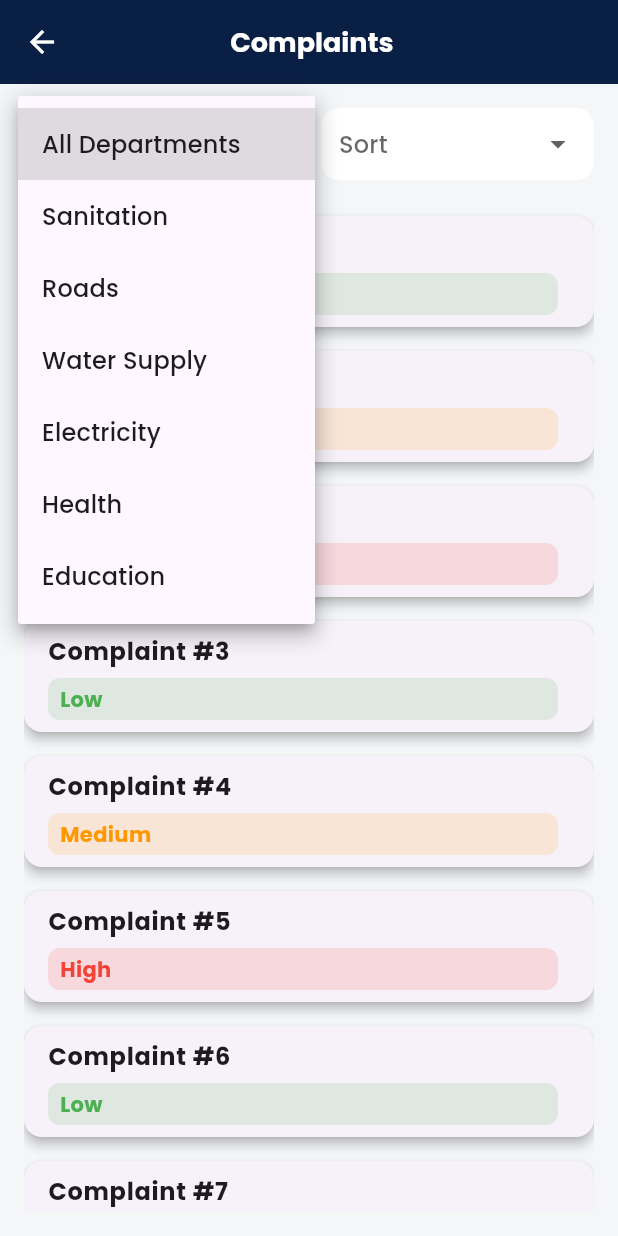
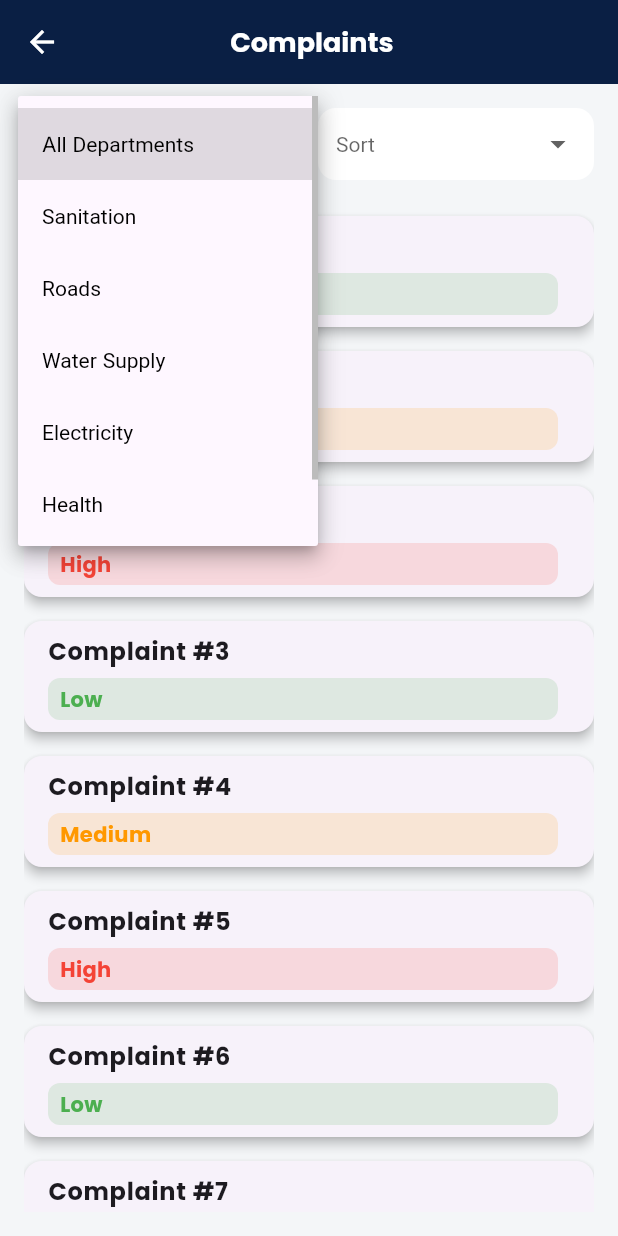
Before and after one commit to Duafama/CityCare-A-Mobile-Application, a Flutter app: the ComplaintListScreen screen opened directly with empty values, after a tap on "All Departments", on a phone screen of 412 x 824 dp. Run offline on Flutter 3.47's test engine with Material 3 defaults, Android fonts, the phone set to English and light mode, and no system bars; our stand-ins replace fl_chart, google_fonts, image_picker.

Commit message:
complaint list updated

```diff
--- a/lib/admin/screens/complaints/complaint_list.dart
+++ b/lib/admin/screens/complaints/complaint_list.dart
@@ -63,20 +63,18 @@ class _ComplaintListScreenState extends State<ComplaintListScreen> {
               .compareTo(_priorityValue(a['priority'])));
           break;
         case "name_a_z":
-          filteredComplaints.sort(
-              (a, b) => (a['title'] as String).compareTo(b['title'] as String));
+          filteredComplaints.sort((a, b) => a['title'].compareTo(b['title']));
           break;
         case "name_z_a":
-          filteredComplaints.sort(
-              (a, b) => (b['title'] as String).compareTo(a['title'] as String));
+          filteredComplaints.sort((a, b) => b['title'].compareTo(a['title']));
           break;
         case "date_new_old":
-          filteredComplaints.sort((a, b) =>
-              (b['date'] as DateTime).compareTo(a['date'] as DateTime));
+          filteredComplaints
+              .sort((a, b) => (b['date'] as DateTime).compareTo(a['date']));
           break;
         case "date_old_new":
-          filteredComplaints.sort((a, b) =>
-              (a['date'] as DateTime).compareTo(b['date'] as DateTime));
+          filteredComplaints
+              .sort((a, b) => (a['date'] as DateTime).compareTo(b['date']));
           break;
       }
     }
@@ -84,11 +82,9 @@ class _ComplaintListScreenState extends State<ComplaintListScreen> {
     return Scaffold(
       backgroundColor: lightGrey,
       appBar: AppBar(
-        title: Text(
-          "$status Complaints",
-          style:
-              const TextStyle(color: Colors.white, fontWeight: FontWeight.bold),
-        ),
+        title: Text("$status Complaints",
+            style: const TextStyle(
+                color: Colors.white, fontWeight: FontWeight.bold)),
         backgroundColor: primaryBlue,
         iconTheme: const IconThemeData(color: Colors.white),
       ),
@@ -96,14 +92,17 @@ class _ComplaintListScreenState extends State<ComplaintListScreen> {
         padding: const EdgeInsets.all(16),
         child: Column(
           children: [
+            /// FILTER + SORT
             Row(
               children: [
                 Expanded(child: _buildDepartmentFilter()),
-                const SizedBox(width: 16),
+                const SizedBox(width: 12),
                 Expanded(child: _buildSortDropdown()),
               ],
             ),
             const SizedBox(height: 16),
+
+            /// LIST
             Expanded(
               child: filteredComplaints.isEmpty
                   ? Center(
@@ -122,7 +121,58 @@ class _ComplaintListScreenState extends State<ComplaintListScreen> {
     );
   }
 
+  /// ---------------- FILTER DROPDOWN ----------------
   Widget _buildDepartmentFilter() {
+    return _styledDropdown(
+      value: selectedDept,
+      hint: "Filter",
+      items: [
+        const DropdownMenuItem<String>(
+          value: null,
+          child:
+              SizedBox(width: double.infinity, child: Text("All Departments")),
+        ),
+        ...departments.map(
+          (d) => DropdownMenuItem<String>(
+            value: d,
+            child: SizedBox(
+              width: double.infinity,
+              child: Text(d, softWrap: true),
+            ),
+          ),
+        ),
+      ],
+      onChanged: (val) => setState(() => selectedDept = val),
+    );
+  }
+
+  /// ---------------- SORT DROPDOWN ----------------
+  Widget _buildSortDropdown() {
+    return _styledDropdown(
+      value: sortOrder,
+      hint: "Sort",
+      items: sortOptions
+          .map(
+            (o) => DropdownMenuItem<String>(
+              value: o['value'],
+              child: SizedBox(
+                width: double.infinity,
+                child: Text(o['label']!, softWrap: true),
+              ),
+            ),
+          )
+          .toList(),
+      onChanged: (val) => setState(() => sortOrder = val),
+    );
+  }
+
+  /// ---------------- COMMON DROPDOWN STYLE ----------------
+  Widget _styledDropdown({
+    required String? value,
+    required String hint,
+    required List<DropdownMenuItem<String>> items,
+    required void Function(String?) onChanged,
+  }) {
     return DropdownButtonHideUnderline(
       child: Container(
         padding: const EdgeInsets.symmetric(horizontal: 12),
@@ -132,41 +182,18 @@ class _ComplaintListScreenState extends State<ComplaintListScreen> {
         ),
         child: DropdownButton<String>(
           isExpanded: true,
-          hint: const Text("Filter"),
-          value: selectedDept,
-          items: [
-            const DropdownMenuItem(value: null, child: Text("All Departments")),
-            ...departments
-                .map((d) => DropdownMenuItem(value: d, child: Text(d)))
-          ],
-          onChanged: (val) => setState(() => selectedDept = val),
+          value: value,
+          hint: Text(hint, overflow: TextOverflow.ellipsis),
+          menuMaxHeight: 300,
+          style: const TextStyle(color: Colors.black),
+          items: items,
+          onChanged: onChanged,
         ),
       ),
     );
   }
 
-  Widget _buildSortDropdown() {
-    return DropdownButtonHideUnderline(
-      child: Container(
-        padding: const EdgeInsets.symmetric(horizontal: 12),
-        decoration: BoxDecoration(
-          color: Colors.white,
-          borderRadius: BorderRadius.circular(12),
-        ),
-        child: DropdownButton<String>(
-          isExpanded: true,
-          hint: const Text("Sort"),
-          value: sortOrder,
-          items: sortOptions
-              .map((o) =>
-                  DropdownMenuItem(value: o['value'], child: Text(o['label']!)))
-              .toList(),
-          onChanged: (val) => setState(() => sortOrder = val),
-        ),
-      ),
-    );
-  }
-
+  /// ---------------- COMPLAINT CARD ----------------
   Widget _complaintCard(Map<String, dynamic> complaint) {
     final Color priorityColor = _priorityColor(complaint['priority']);
 
@@ -207,82 +234,49 @@ class _ComplaintListScreenState extends State<ComplaintListScreen> {
     );
   }
 
+  /// ---------------- ACTION BUTTON WITH DIALOG ----------------
   Widget _actionButton(
       String text, Color color, Map<String, dynamic> complaint) {
     return ElevatedButton(
-      onPressed: () => _confirmAction(
-          complaint, text == "Approve" ? "Approved" : "Rejected"),
+      onPressed: () => _showActionDialog(text, complaint),
       style: ElevatedButton.styleFrom(
         backgroundColor: color,
-        foregroundColor: Colors.white,
         padding: const EdgeInsets.symmetric(horizontal: 12),
       ),
       child: Text(text, style: const TextStyle(fontSize: 12)),
     );
   }
 
-  void _confirmAction(Map<String, dynamic> complaint, String action) {
+  void _showActionDialog(String action, Map<String, dynamic> complaint) {
     showDialog(
       context: context,
       builder: (_) => AlertDialog(
         shape: RoundedRectangleBorder(borderRadius: BorderRadius.circular(16)),
-        title: Row(
-          crossAxisAlignment: CrossAxisAlignment.start,
-          children: [
-            Icon(
-              action == "Approved" ? Icons.check_circle : Icons.cancel,
-              color: action == "Approved" ? Colors.green : Colors.red,
-            ),
-            const SizedBox(width: 10),
-            Flexible(
-              child: Text("Confirm $action",
-                  style: const TextStyle(
-                      fontWeight: FontWeight.bold, fontSize: 18)),
-            ),
-          ],
-        ),
-        content:
-            Text("Are you sure you want to mark this complaint as $action?"),
+        title: Text("$action Complaint",
+            style: const TextStyle(fontWeight: FontWeight.bold)),
+        content: Text("Are you sure you want to $action this complaint?"),
         actions: [
           TextButton(
-              onPressed: () => Navigator.pop(context),
-              child: const Text("Cancel")),
-          TextButton(
+            onPressed: () => Navigator.pop(context),
+            child: const Text("Cancel"),
+          ),
+          ElevatedButton(
+            style: ElevatedButton.styleFrom(
+              backgroundColor: action == "Approve" ? Colors.green : Colors.red,
+            ),
             onPressed: () {
               Navigator.pop(context);
-              _showActionResult(action);
+              ScaffoldMessenger.of(context).showSnackBar(
+                SnackBar(
+                  content: Text("Complaint $action successfully"),
+                  backgroundColor:
+                      action == "Approve" ? Colors.green : Colors.red,
+                  behavior: SnackBarBehavior.floating,
+                ),
+              );
             },
-            child: const Text("Yes"),
+            child: const Text("Confirm", style: TextStyle(color: Colors.white)),
           ),
-        ],
-      ),
-    );
-  }
-
-  void _showActionResult(String action) {
-    showDialog(
-      context: context,
-      builder: (_) => AlertDialog(
-        shape: RoundedRectangleBorder(borderRadius: BorderRadius.circular(16)),
-        title: Row(
-          crossAxisAlignment: CrossAxisAlignment.start,
-          children: [
-            Icon(
-              action == "Approved" ? Icons.check_circle : Icons.cancel,
-              color: action == "Approved" ? Colors.green : Colors.red,
-            ),
-            const SizedBox(width: 10),
-            Flexible(
-              child: Text("Complaint $action",
-                  style: const TextStyle(
-                      fontWeight: FontWeight.bold, fontSize: 18)),
-            ),
-          ],
-        ),
-        content: Text("The complaint has been $action successfully."),
-        actions: [
-          TextButton(
-              onPressed: () => Navigator.pop(context), child: const Text("OK")),
         ],
       ),
     );
--- a/lib/admin/screens/management/category_detail.dart
+++ b/lib/admin/screens/management/category_detail.dart
@@ -185,6 +185,8 @@ class _CategoryDetailScreenState extends State<CategoryDetailScreen> {
                           onPressed: _saveCategory,
                           child: const Text(
                             "Save Changes",
+                            overflow: TextOverflow.ellipsis,
+                            maxLines: 1,
                             style: TextStyle(
                               color: Colors.white,
                               fontWeight: FontWeight.w600,
--- a/lib/admin/screens/management/department_detail.dart
+++ b/lib/admin/screens/management/department_detail.dart
@@ -159,6 +159,8 @@ class _DepartmentDetailScreenState extends State<DepartmentDetailScreen> {
                           onPressed: _saveEdit,
                           child: const Text(
                             "Save Changes",
+                            overflow: TextOverflow.ellipsis,
+                            maxLines: 1,
                             style: TextStyle(
                               color: Colors.white,
                               fontWeight: FontWeight.w600,
--- a/pubspec.yaml
+++ b/pubspec.yaml
@@ -10,6 +10,7 @@ dependencies:
 
   flutter:
     sdk: flutter
+
   cupertino_icons: ^1.0.8
   google_fonts: ^5.0.0
 
```
